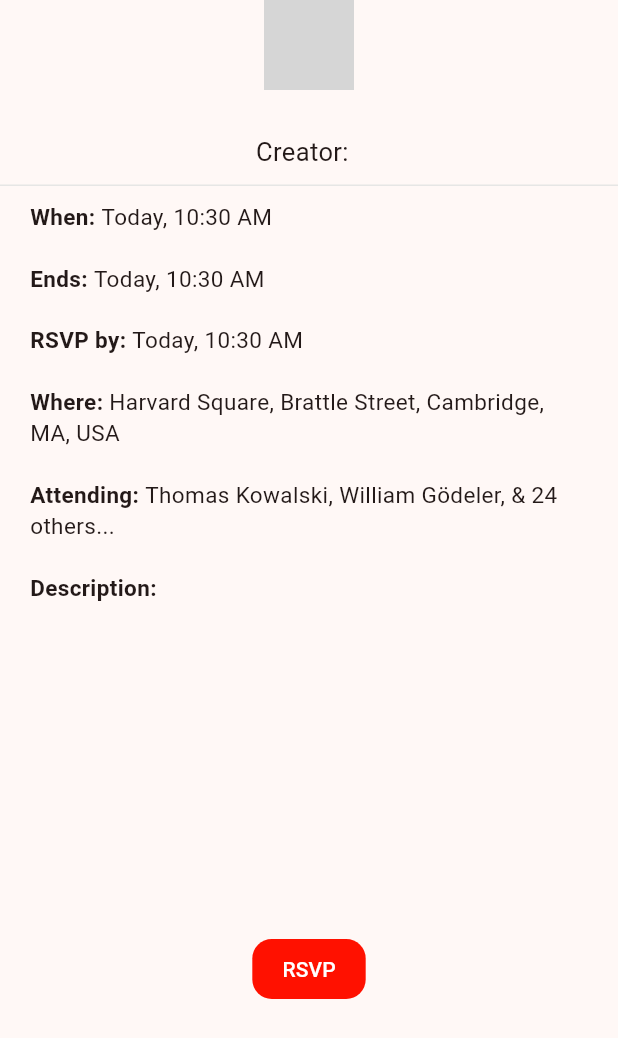
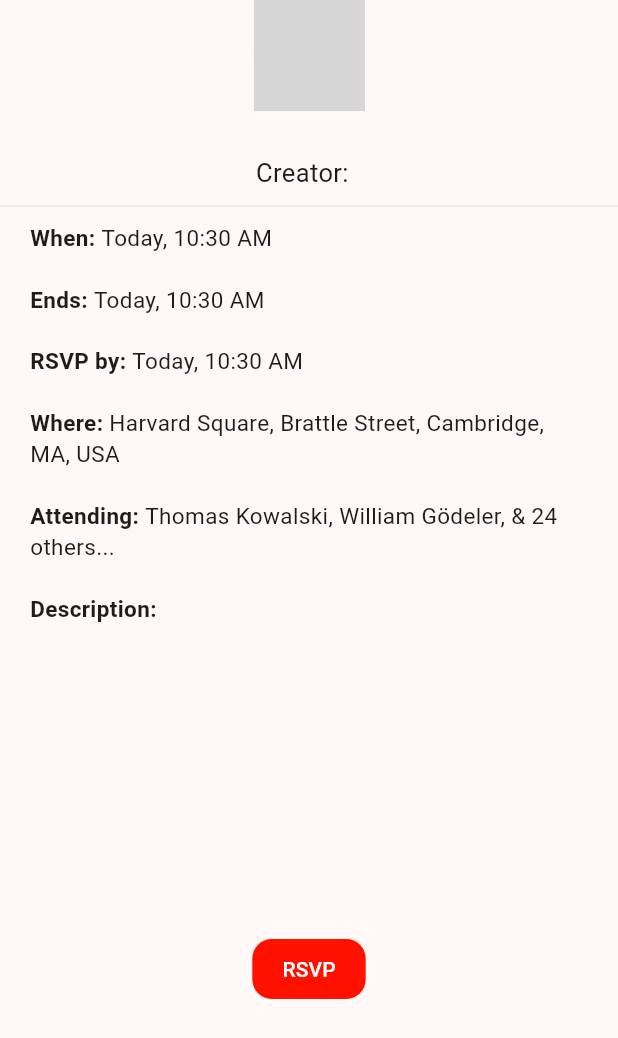
Before and after one commit to posturorg/postur, a Flutter app: the EventDetailsModal widget shown alone on an empty page, opened directly with empty values, on a phone screen of 412 x 824 dp. Shown: the top 1038 px of the screen. Run offline on Flutter 3.47's test engine with Material 2 defaults, Android fonts, the phone set to English and light mode, and no system bars; our stand-ins replace cloud_firestore, firebase_auth, firebase_core, firebase_storage, flutter_contacts, flutter_map and 5 more; missing offline and left inert: mobile_scanner; accounts and stored records are empty; network calls fail; grey boxes are pictures that could not be loaded.

Commit message:
updated image sizes

```diff
--- a/lib/components/modals/event_details_modal.dart
+++ b/lib/components/modals/event_details_modal.dart
@@ -192,7 +192,7 @@ class _EventDetailsModalState extends State<EventDetailsModal> {
 
   final Widget defaultAvatar = const CircleAvatar(
     backgroundImage: AssetImage('lib/assets/thumbtack.png'),
-    radius: 30,
+    radius: 37,
   );
 
   @override
@@ -316,7 +316,7 @@ class _EventDetailsModalState extends State<EventDetailsModal> {
                   } else {
                     return CircleAvatar(
                       backgroundImage: NetworkImage(snapshot.data!),
-                      radius: 30,
+                      radius: 37,
                     );
                   }
                 } else {
```
